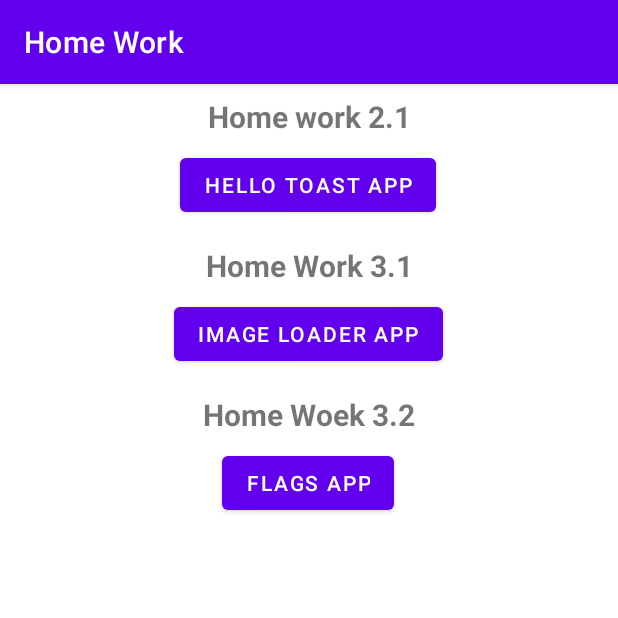
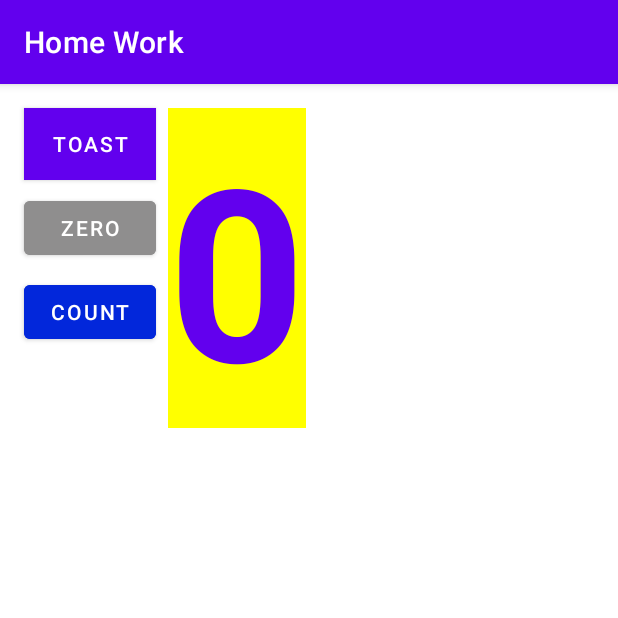
Before and after one commit to SmallGreenMan/Anderson_HomeWork, an Android app: the screen it shows after launch (MainActivity before the commit, MainActivity_HW_2_1 after it), after a tap on "HELLO TOAST APP", on a phone screen of 412 x 824 dp, the top half of it. Run offline under Robolectric (Android 15) with nearby library versions, the phone set to English and light mode, and no system bars.

Commit message:
add: home work 2.1 app

```diff
--- a/app/src/main/AndroidManifest.xml
+++ b/app/src/main/AndroidManifest.xml
@@ -12,6 +12,9 @@
         android:supportsRtl="true"
         android:theme="@style/Theme.ImageLoader_HW_31"
         android:usesCleartextTraffic="true">
+        <activity
+            android:name=".MainActivity_HW_2_1"
+            android:exported="false" />
         <activity
             android:name=".MainActivity_HW_3_2"
             android:exported="false" />
--- a/app/src/main/java/android/examample/imageloader_hw_31/MainActivity.kt
+++ b/app/src/main/java/android/examample/imageloader_hw_31/MainActivity.kt
@@ -26,7 +26,9 @@ class MainActivity : AppCompatActivity() {
         startActivity(Intent(this, MainActivity_HW_3_2::class.java))
     }
 
-    fun goToHomework_2_1(view: android.view.View) {}
+    fun goToHomework_2_1(view: android.view.View) {
+        startActivity(Intent(this, MainActivity_HW_2_1::class.java))
+    }
 
 
 }
--- /dev/null
+++ b/app/src/main/java/android/examample/imageloader_hw_31/MainActivity_HW_2_1.java
@@ -0,0 +1,48 @@
+package android.examample.imageloader_hw_31;
+
+import androidx.appcompat.app.AppCompatActivity;
+
+import android.examample.imageloader_hw_31.databinding.ActivityMainHw21Binding;
+import android.os.Bundle;
+import android.util.Log;
+import android.view.View;
+import android.widget.TextView;
+import android.widget.Toast;
+
+public class MainActivity_HW_2_1 extends AppCompatActivity {
+    private int mCount = 0;
+    private TextView mShowCount;
+
+    private ActivityMainHw21Binding binding;
+
+    @Override
+    protected void onCreate(Bundle savedInstanceState) {
+        super.onCreate(savedInstanceState);
+        setContentView(R.layout.activity_main);
+
+        binding = ActivityMainHw21Binding.inflate(getLayoutInflater());
+        setContentView(binding.getRoot());
+
+        mShowCount = (TextView) findViewById(R.id.show_count);
+        Log.d("HW_2.1","main_activity_onCreate_executed");
+
+        binding.buttonZero.setOnClickListener(v -> {
+            mCount = 0;
+            mShowCount.setText(R.string.defoult_count_text);
+            binding.buttonZero.setBackgroundColor (getColor(R.color.gray));
+            binding.buttonCount.setBackgroundColor(getColor(R.color.blue));
+        });
+    }
+
+    public void showToast(View view) {
+        Toast.makeText(this, R.string.toast_message, Toast.LENGTH_SHORT).show();
+    }
+
+    public void countUp(View view) {
+        mCount++;
+        if (mShowCount != null)
+            mShowCount.setText(Integer.toString(mCount));
+        binding.buttonZero.setBackgroundColor(getColor(R.color.purple_200));
+        binding.buttonCount.setBackgroundColor(getColor(R.color.green));
+    }
+}
--- /dev/null
+++ b/app/src/main/res/layout/activity_main_hw21.xml
@@ -0,0 +1,63 @@
+<?xml version="1.0" encoding="utf-8"?>
+<androidx.constraintlayout.widget.ConstraintLayout xmlns:android="http://schemas.android.com/apk/res/android"
+    xmlns:app="http://schemas.android.com/apk/res-auto"
+    xmlns:tools="http://schemas.android.com/tools"
+    android:layout_width="match_parent"
+    android:layout_height="match_parent"
+    tools:context=".MainActivity_HW_2_1">
+
+    <Button
+        android:id="@+id/button_toast"
+        android:layout_width="wrap_content"
+        android:layout_height="wrap_content"
+        android:layout_marginStart="@dimen/madgin_outside"
+        android:layout_marginTop="@dimen/madgin_outside"
+        android:background="@color/design_default_color_primary"
+        android:onClick="showToast"
+        android:text="@string/button_label_toast"
+        android:textColor="@android:color/white"
+        app:layout_constraintStart_toStartOf="parent"
+        app:layout_constraintTop_toTopOf="parent" />
+
+    <Button
+        android:id="@+id/button_zero"
+        android:layout_width="0dp"
+        android:layout_height="wrap_content"
+        android:layout_marginStart="@dimen/madgin_outside"
+        android:layout_marginTop="@dimen/inside_margin"
+        android:backgroundTint="@color/gray"
+        android:onClick="countUp"
+        android:text="@string/zero"
+        android:textColor="@android:color/white"
+        app:layout_constraintStart_toStartOf="parent"
+        app:layout_constraintTop_toBottomOf="@+id/button_toast" />
+
+    <Button
+        android:id="@+id/button_count"
+        android:layout_width="0dp"
+        android:layout_height="wrap_content"
+        android:layout_marginStart="@dimen/madgin_outside"
+        android:layout_marginTop="@dimen/inside_margin"
+        android:backgroundTint="@color/blue"
+        android:onClick="countUp"
+        android:text="@string/button_label_count"
+        android:textColor="@android:color/white"
+        app:layout_constraintStart_toStartOf="parent"
+        app:layout_constraintTop_toBottomOf="@+id/button_zero" />
+
+    <TextView
+        android:id="@+id/show_count"
+        android:layout_width="wrap_content"
+        android:layout_height="wrap_content"
+        android:layout_marginStart="@dimen/inside_margin"
+        android:layout_marginTop="@dimen/madgin_outside"
+        android:background="#FFFF00"
+        android:gravity="center|center_horizontal|center_vertical"
+        android:text="@string/count_initial_value"
+        android:textColor="@color/design_default_color_primary"
+        android:textSize="160sp"
+        android:textStyle="bold"
+        app:layout_constraintStart_toEndOf="@+id/button_toast"
+        app:layout_constraintTop_toTopOf="parent" />
+
+</androidx.constraintlayout.widget.ConstraintLayout>
--- a/app/src/main/res/values/colors.xml
+++ b/app/src/main/res/values/colors.xml
@@ -12,5 +12,6 @@
     <color name="green">#138022</color>
     <color name="yellow">#FFEE00</color>
     <color name="blue">#0227DB</color>
+    <color name="gray">#8F8E8E</color>
 
 </resources>
--- a/app/src/main/res/values/strings.xml
+++ b/app/src/main/res/values/strings.xml
@@ -11,4 +11,10 @@
     <string name="flags_app">Flags app</string>
     <string name="home_work_2_1">Home work 2.1</string>
     <string name="hello_toast_app">Hello Toast app</string>
+    <string name="button_label_toast">Toast</string>
+    <string name="button_label_count">Count</string>
+    <string name="count_initial_value">0</string>
+    <string name="toast_message">Hello Toast!</string>
+    <string name="zero">zero</string>
+    <string name="defoult_count_text">0</string>
 </resources>
```
Also changed, not shown: app/src/main/res/mipmap-hdpi/ic_launcher.png (deleted), app/src/main/res/mipmap-hdpi/ic_launcher_round.png (deleted), app/src/main/res/mipmap-mdpi/ic_launcher.png (deleted), app/src/main/res/mipmap-mdpi/ic_launcher_round.png (deleted), app/src/main/res/mipmap-xhdpi/ic_launcher.png (deleted), app/src/main/res/mipmap-xhdpi/ic_launcher_round.png (deleted), app/src/main/res/mipmap-xxhdpi/ic_launcher.png (deleted), app/src/main/res/mipmap-xxhdpi/ic_launcher_round.png (deleted), app/src/main/res/mipmap-xxxhdpi/ic_launcher.png (deleted), app/src/main/res/mipmap-xxxhdpi/ic_launcher_round.png (deleted).
